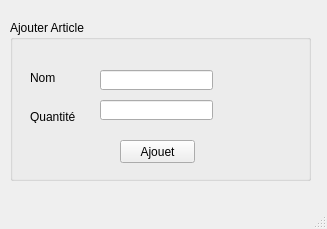
First picture: the form in mainwindow.ui, repository soumaya-nheri/Smart-Restaurant-2A27, before the edit.
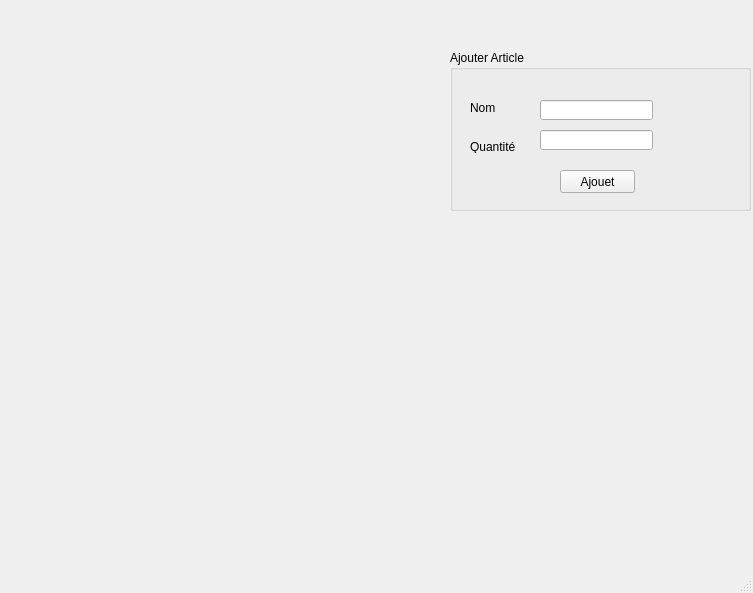
Second picture: the form after the edit.

```diff
--- a/mainwindow.ui
+++ b/mainwindow.ui
@@ -6,8 +6,8 @@
    <rect>
     <x>0</x>
     <y>0</y>
-    <width>327</width>
-    <height>229</height>
+    <width>753</width>
+    <height>593</height>
    </rect>
   </property>
   <property name="windowTitle">
@@ -17,8 +17,8 @@
    <widget class="QGroupBox" name="groupBox">
     <property name="geometry">
      <rect>
-      <x>10</x>
-      <y>20</y>
+      <x>450</x>
+      <y>50</y>
       <width>301</width>
       <height>161</height>
      </rect>
```
Left out of the diff: 2 changed lines with no effect on the pictures.
